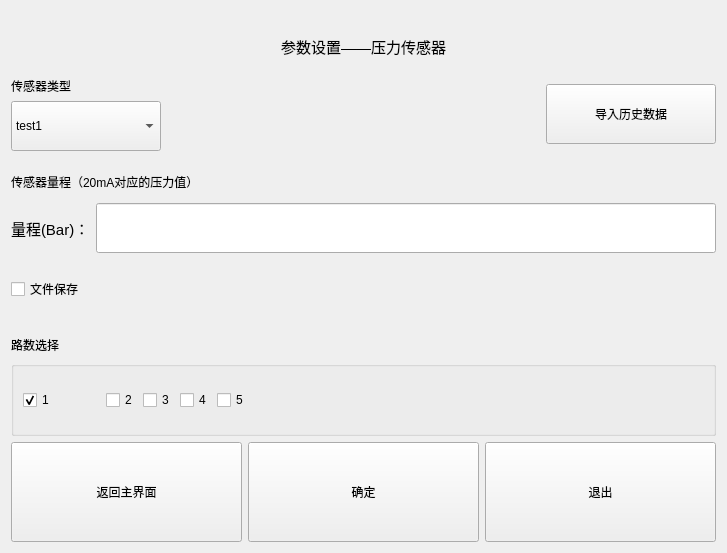
Above: ui_param/paramwin_pressuresensor.ui from Dirck-YHP/Proj_sensor_detect before the change. Below: the same form after it.
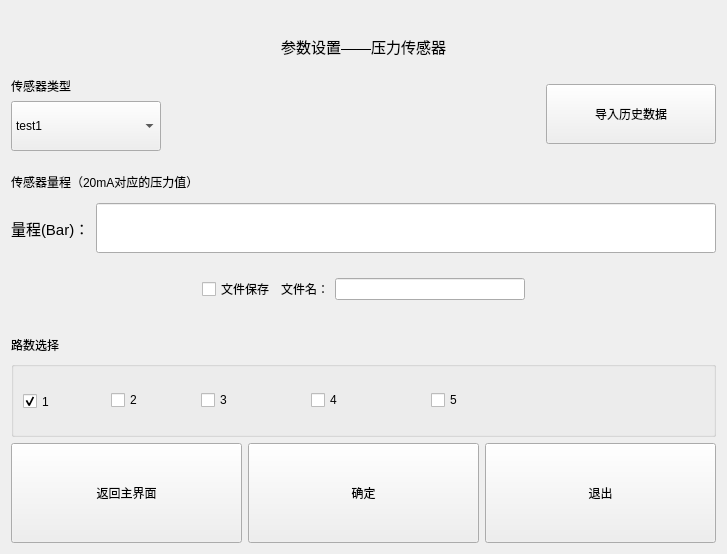
That is the form after the change.

Commit message: 文件名可用户自定义已拓展到所有传感器

```diff
--- a/ui_param/paramwin_pressuresensor.ui
+++ b/ui_param/paramwin_pressuresensor.ui
@@ -7,7 +7,7 @@
     <x>0</x>
     <y>0</y>
     <width>727</width>
-    <height>553</height>
+    <height>554</height>
    </rect>
   </property>
   <property name="windowTitle">
@@ -154,7 +154,20 @@
    <item row="3" column="0">
     <layout class="QVBoxLayout" name="verticalLayout_4">
      <item>
-      <layout class="QVBoxLayout" name="verticalLayout_3">
+      <layout class="QHBoxLayout" name="horizontalLayout_4">
+       <item>
+        <spacer name="horizontalSpacer_2">
+         <property name="orientation">
+          <enum>Qt::Horizontal</enum>
+         </property>
+         <property name="sizeHint" stdset="0">
+          <size>
+           <width>40</width>
+           <height>20</height>
+          </size>
+         </property>
+        </spacer>
+       </item>
        <item>
         <widget class="QCheckBox" name="cBox_file_save">
          <property name="minimumSize">
@@ -169,6 +182,33 @@
         </widget>
        </item>
        <item>
+        <widget class="QLabel" name="label_file_name">
+         <property name="text">
+          <string>文件名：</string>
+         </property>
+        </widget>
+       </item>
+       <item>
+        <widget class="QLineEdit" name="lineE_file_name"/>
+       </item>
+       <item>
+        <spacer name="horizontalSpacer_3">
+         <property name="orientation">
+          <enum>Qt::Horizontal</enum>
+         </property>
+         <property name="sizeHint" stdset="0">
+          <size>
+           <width>40</width>
+           <height>20</height>
+          </size>
+         </property>
+        </spacer>
+       </item>
+      </layout>
+     </item>
+     <item>
+      <layout class="QVBoxLayout" name="verticalLayout_3">
+       <item>
         <layout class="QVBoxLayout" name="verticalLayout">
          <item>
           <widget class="QLabel" name="label_channel">
@@ -200,12 +240,18 @@
            <widget class="QCheckBox" name="checkBox_ch_3">
             <property name="geometry">
              <rect>
-              <x>132</x>
+              <x>190</x>
               <y>30</y>
-              <width>31</width>
+              <width>80</width>
               <height>18</height>
              </rect>
             </property>
+            <property name="minimumSize">
+             <size>
+              <width>80</width>
+              <height>0</height>
+             </size>
+            </property>
             <property name="text">
              <string>3</string>
             </property>
@@ -213,12 +259,18 @@
            <widget class="QCheckBox" name="checkBox_ch_4">
             <property name="geometry">
              <rect>
-              <x>169</x>
+              <x>300</x>
               <y>30</y>
-              <width>31</width>
+              <width>80</width>
               <height>18</height>
              </rect>
             </property>
+            <property name="minimumSize">
+             <size>
+              <width>80</width>
+              <height>0</height>
+             </size>
+            </property>
             <property name="text">
              <string>4</string>
             </property>
@@ -226,12 +278,18 @@
            <widget class="QCheckBox" name="checkBox_ch_2">
             <property name="geometry">
              <rect>
-              <x>95</x>
+              <x>100</x>
               <y>30</y>
-              <width>31</width>
+              <width>80</width>
               <height>18</height>
              </rect>
             </property>
+            <property name="minimumSize">
+             <size>
+              <width>80</width>
+              <height>0</height>
+             </size>
+            </property>
             <property name="text">
              <string>2</string>
             </property>
@@ -241,10 +299,16 @@
              <rect>
               <x>12</x>
               <y>30</y>
-              <width>31</width>
-              <height>18</height>
+              <width>100</width>
+              <height>21</height>
              </rect>
             </property>
+            <property name="minimumSize">
+             <size>
+              <width>100</width>
+              <height>0</height>
+             </size>
+            </property>
             <property name="text">
              <string>1</string>
             </property>
@@ -258,12 +322,18 @@
            <widget class="QCheckBox" name="checkBox_ch_5">
             <property name="geometry">
              <rect>
-              <x>206</x>
+              <x>420</x>
               <y>30</y>
-              <width>31</width>
+              <width>80</width>
               <height>18</height>
              </rect>
             </property>
+            <property name="minimumSize">
+             <size>
+              <width>80</width>
+              <height>0</height>
+             </size>
+            </property>
             <property name="text">
              <string>5</string>
             </property>
```
The commit also changes 15 other files.
